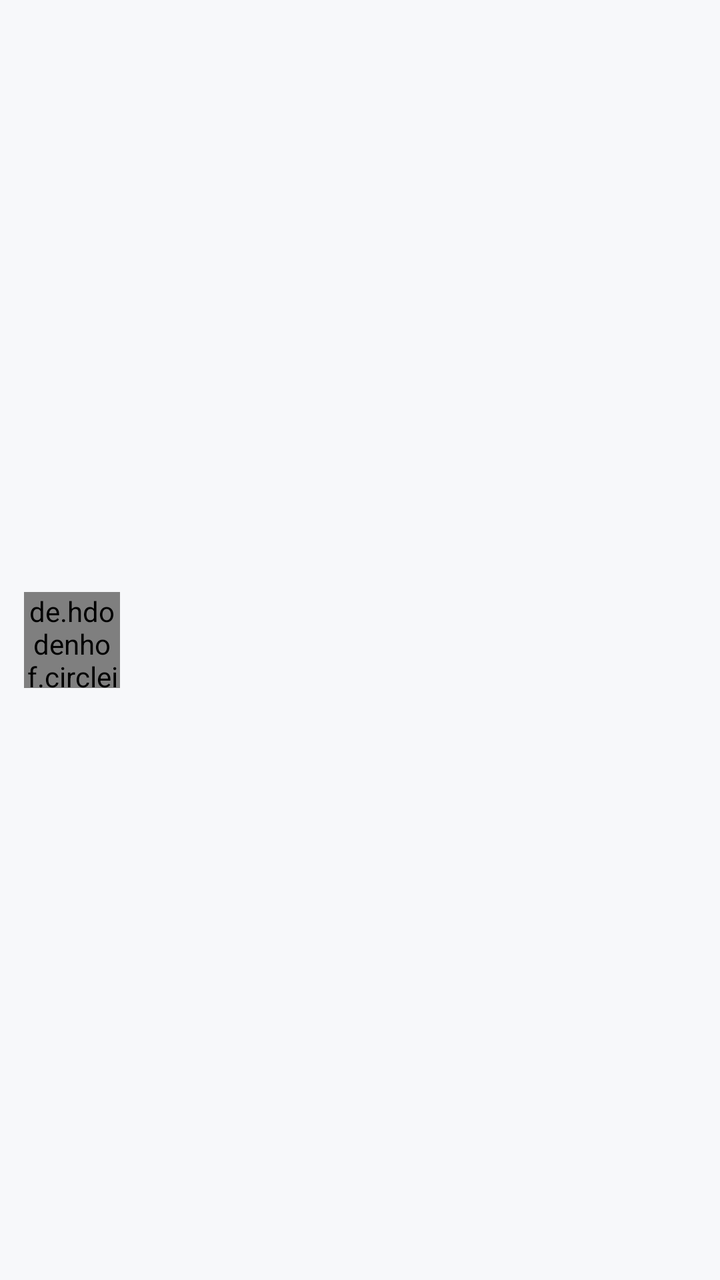
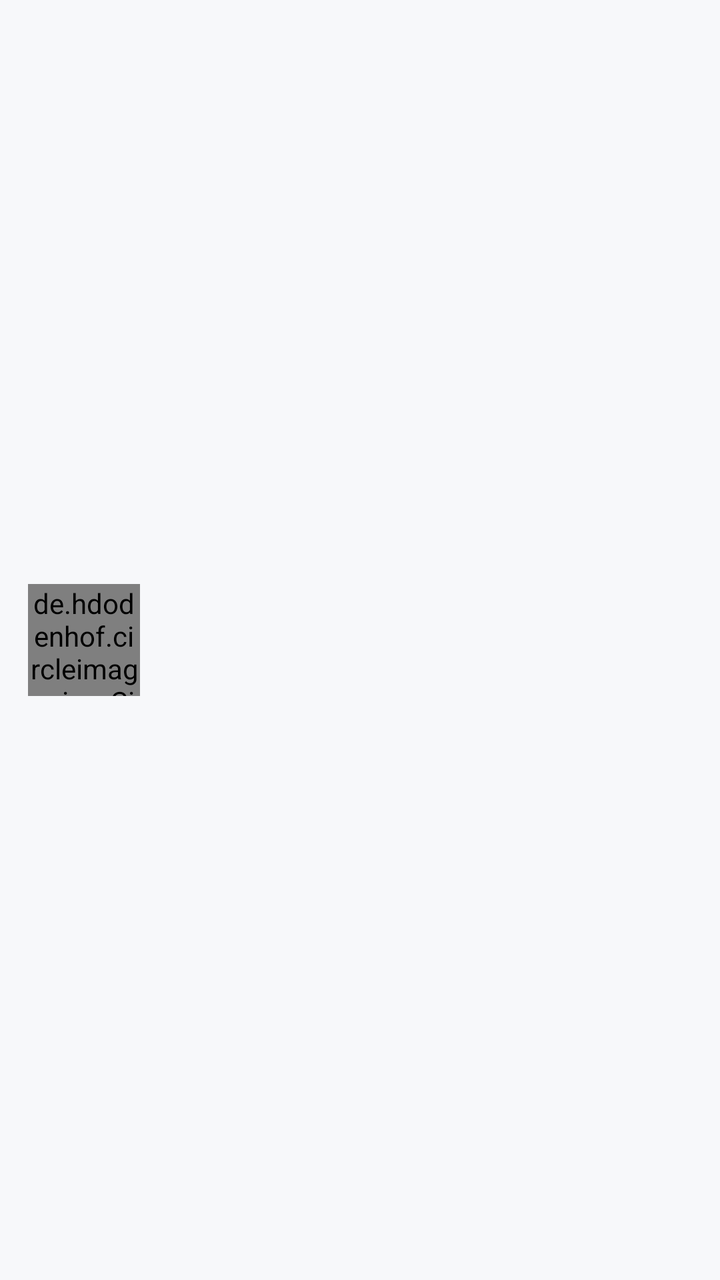

Two renders of the same Android screen: before a commit and after it. Below are the layout's source before the change and the commit's diff.
<!-- AndroidManifest.xml: application theme Theme.EtudiantsDroitMaroc -->
<!-- res/layout/item_chat_thread.xml -->
<?xml version="1.0" encoding="utf-8"?>
<LinearLayout xmlns:android="http://schemas.android.com/apk/res/android"
    android:layout_width="match_parent"
    android:layout_height="wrap_content"
    android:orientation="horizontal"
    android:gravity="center_vertical"
    android:padding="12dp">

    <de.hdodenhof.circleimageview.CircleImageView
        android:id="@+id/ivAvatar"
        android:layout_width="48dp"
        android:layout_height="48dp"
        android:src="@drawable/ic_profile" />

    <LinearLayout
        android:layout_width="0dp"
        android:layout_height="wrap_content"
        android:layout_weight="1"
        android:layout_marginStart="12dp"
        android:orientation="vertical">

        <TextView
            android:id="@+id/tvName"
            android:layout_width="match_parent"
            android:layout_height="wrap_content"
            android:textStyle="bold"
            android:textColor="@color/text_primary"
            android:textSize="15sp" />

        <TextView
            android:id="@+id/tvLastMessage"
            android:layout_width="match_parent"
            android:layout_height="wrap_content"
            android:maxLines="1"
            android:ellipsize="end"
            android:textColor="@color/text_secondary"
            android:textSize="13sp" />
    </LinearLayout>

</LinearLayout>
<!-- resources referenced by this layout -->
<resources>
  <color name="text_primary">#1A1A1A</color>
  <color name="text_secondary">#6B7280</color>
  <!-- drawable ic_profile (drawable) -->
  <vector xmlns:android="http://schemas.android.com/apk/res/android"
      android:width="24dp" android:height="24dp" android:viewportWidth="24" android:viewportHeight="24" android:tint="?attr/colorControlNormal">
      <path android:fillColor="#FF000000" android:pathData="M12,12c2.21,0 4,-1.79 4,-4s-1.79,-4 -4,-4 -4,1.79 -4,4 1.79,4 4,4zM12,14c-2.67,0 -8,1.34 -8,4v2h16v-2c0,-2.66 -5.33,-4 -8,-4z"/>
  </vector>
  <style name="Theme.EtudiantsDroitMaroc" parent="Theme.Material3.Light.NoActionBar">
          <item name="colorPrimary">@color/navy</item>
          <item name="colorPrimaryVariant">@color/navy_dark</item>
          <item name="colorSecondary">@color/gold</item>
          <item name="colorSecondaryVariant">@color/gold_light</item>
          <item name="android:statusBarColor">@color/navy_dark</item>
          <item name="android:windowBackground">@color/off_white</item>
          <item name="android:windowLightStatusBar" tools:targetApi="23">false</item>
      </style>
  <color name="navy">#12305C</color>
  <color name="navy_dark">#0A1F3D</color>
  <color name="gold">#F5B324</color>
  <color name="gold_light">#FFD873</color>
  <color name="off_white">#F7F8FA</color>
</resources>

<!-- the commit's change to res/layout/item_chat_thread.xml (unified diff, before → after) -->
@@ -4,13 +4,29 @@
     android:layout_height="wrap_content"
     android:orientation="horizontal"
     android:gravity="center_vertical"
-    android:padding="12dp">
+    android:background="?attr/selectableItemBackground"
+    android:paddingHorizontal="14dp"
+    android:paddingVertical="10dp">
 
-    <de.hdodenhof.circleimageview.CircleImageView
-        android:id="@+id/ivAvatar"
-        android:layout_width="48dp"
-        android:layout_height="48dp"
-        android:src="@drawable/ic_profile" />
+    <FrameLayout
+        android:layout_width="56dp"
+        android:layout_height="56dp">
+
+        <de.hdodenhof.circleimageview.CircleImageView
+            android:id="@+id/ivAvatar"
+            android:layout_width="56dp"
+            android:layout_height="56dp"
+            android:src="@drawable/ic_profile" />
+
+        <View
+            android:id="@+id/onlineDot"
+            android:layout_width="14dp"
+            android:layout_height="14dp"
+            android:layout_gravity="bottom|end"
+            android:background="@drawable/bg_online_dot"
+            android:visibility="gone" />
+
+    </FrameLayout>
 
     <LinearLayout
         android:layout_width="0dp"
@@ -37,4 +53,12 @@
             android:textSize="13sp" />
     </LinearLayout>
 
+    <TextView
+        android:id="@+id/tvTime"
+        android:layout_width="wrap_content"
+        android:layout_height="wrap_content"
+        android:layout_marginStart="8dp"
+        android:textColor="@color/text_secondary"
+        android:textSize="11sp" />
+
 </LinearLayout>
<!-- resource entries referenced after the edit -->
@@ -2,6 +2,20 @@
 <resources>
   <color name="text_primary">#1A1A1A</color>
   <color name="text_secondary">#6B7280</color>
+  <!-- drawable bg_online_dot (drawable) -->
+  <?xml version="1.0" encoding="utf-8"?>
+  <layer-list xmlns:android="http://schemas.android.com/apk/res/android">
+      <item>
+          <shape android:shape="oval">
+              <solid android:color="#FFFFFFFF" />
+          </shape>
+      </item>
+      <item android:left="2dp" android:top="2dp" android:right="2dp" android:bottom="2dp">
+          <shape android:shape="oval">
+              <solid android:color="#4CAF50" />
+          </shape>
+      </item>
+  </layer-list>
   <!-- drawable ic_profile (drawable) -->
   <vector xmlns:android="http://schemas.android.com/apk/res/android"
       android:width="24dp" android:height="24dp" android:viewportWidth="24" android:viewportHeight="24" android:tint="?attr/colorControlNormal">
